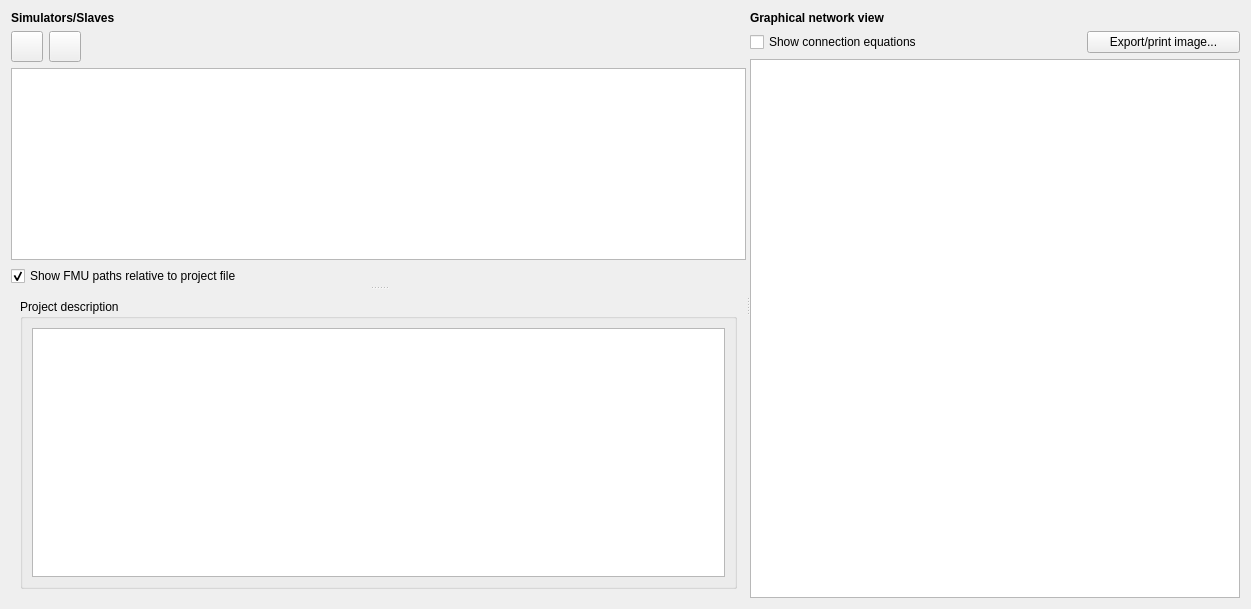
This is MasterSimulatorUI/src/MSIMViewSlaves.ui in ghorwin/MasterSim as Qt 5 draws it before an edit. The edited form follows.
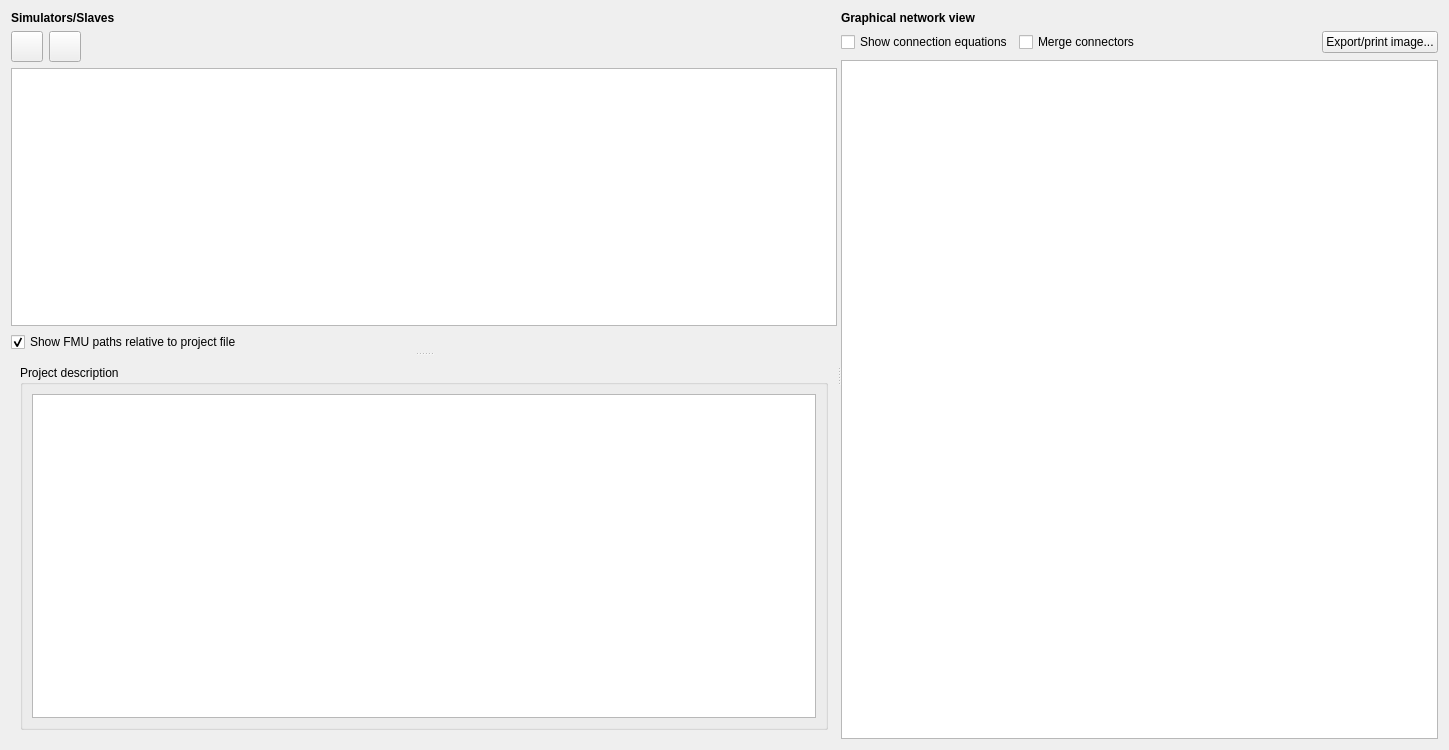
This is the edited form. Icons and pictures are not drawn. Custom widgets are drawn as their Qt base class.

Commit message: Added feature to merge multiple connectors (same direction) between blocks into one

```diff
--- a/MasterSimulatorUI/src/MSIMViewSlaves.ui
+++ b/MasterSimulatorUI/src/MSIMViewSlaves.ui
@@ -6,15 +6,12 @@
    <rect>
     <x>0</x>
     <y>0</y>
-    <width>1251</width>
-    <height>609</height>
+    <width>1449</width>
+    <height>750</height>
    </rect>
   </property>
-  <property name="windowTitle">
-   <string>Form</string>
-  </property>
-  <layout class="QGridLayout" name="gridLayout_3">
-   <item row="0" column="0">
+  <layout class="QVBoxLayout" name="verticalLayout_4">
+   <item>
     <widget class="QSplitter" name="splitter_2">
      <property name="orientation">
       <enum>Qt::Horizontal</enum>
@@ -87,7 +84,6 @@
          <widget class="QLabel" name="label_2">
           <property name="font">
            <font>
-            <weight>75</weight>
             <bold>true</bold>
            </font>
           </property>
@@ -286,9 +282,63 @@
        </widget>
       </widget>
      </widget>
-     <widget class="QWidget" name="layoutWidget2">
-      <layout class="QGridLayout" name="gridLayout_2">
-       <item row="4" column="0" colspan="3">
+     <widget class="QWidget" name="">
+      <layout class="QVBoxLayout" name="verticalLayout_3">
+       <item>
+        <widget class="QLabel" name="label_3">
+         <property name="font">
+          <font>
+           <bold>true</bold>
+          </font>
+         </property>
+         <property name="text">
+          <string>Graphical network view</string>
+         </property>
+        </widget>
+       </item>
+       <item>
+        <layout class="QHBoxLayout" name="horizontalLayout_2">
+         <item>
+          <widget class="QCheckBox" name="checkBoxShowEquations">
+           <property name="text">
+            <string>Show connection equations</string>
+           </property>
+          </widget>
+         </item>
+         <item>
+          <widget class="QCheckBox" name="checkBoxMergeConnectors">
+           <property name="text">
+            <string>Merge connectors</string>
+           </property>
+          </widget>
+         </item>
+         <item>
+          <spacer name="horizontalSpacer">
+           <property name="orientation">
+            <enum>Qt::Orientation::Horizontal</enum>
+           </property>
+           <property name="sizeHint" stdset="0">
+            <size>
+             <width>13</width>
+             <height>23</height>
+            </size>
+           </property>
+          </spacer>
+         </item>
+         <item>
+          <widget class="QPushButton" name="pushButtonExportImage">
+           <property name="text">
+            <string>Export/print image...</string>
+           </property>
+           <property name="icon">
+            <iconset resource="../resources/MasterSimulator.qrc">
+             <normaloff>:/gfx/actions/24x24/print.png</normaloff>:/gfx/actions/24x24/print.png</iconset>
+           </property>
+          </widget>
+         </item>
+        </layout>
+       </item>
+       <item>
         <widget class="BLOCKMOD::ZoomMeshGraphicsView" name="blockModWidget">
          <property name="sizePolicy">
           <sizepolicy hsizetype="Expanding" vsizetype="Expanding">
@@ -304,43 +354,6 @@
          </property>
         </widget>
        </item>
-       <item row="1" column="0" colspan="2">
-        <widget class="QLabel" name="label_3">
-         <property name="font">
-          <font>
-           <weight>75</weight>
-           <bold>true</bold>
-          </font>
-         </property>
-         <property name="text">
-          <string>Graphical network view</string>
-         </property>
-        </widget>
-       </item>
-       <item row="2" column="0">
-        <widget class="QCheckBox" name="checkBoxShowEquations">
-         <property name="sizePolicy">
-          <sizepolicy hsizetype="Preferred" vsizetype="Fixed">
-           <horstretch>0</horstretch>
-           <verstretch>0</verstretch>
-          </sizepolicy>
-         </property>
-         <property name="text">
-          <string>Show connection equations</string>
-         </property>
-        </widget>
-       </item>
-       <item row="2" column="2">
-        <widget class="QPushButton" name="pushButtonExportImage">
-         <property name="text">
-          <string>Export/print image...</string>
-         </property>
-         <property name="icon">
-          <iconset resource="../resources/MasterSimulator.qrc">
-           <normaloff>:/gfx/actions/24x24/print.png</normaloff>:/gfx/actions/24x24/print.png</iconset>
-         </property>
-        </widget>
-       </item>
       </layout>
      </widget>
     </widget>
```
Left out of the diff: 22 changed lines with no effect on the pictures. The commit also changes 8 other files.
